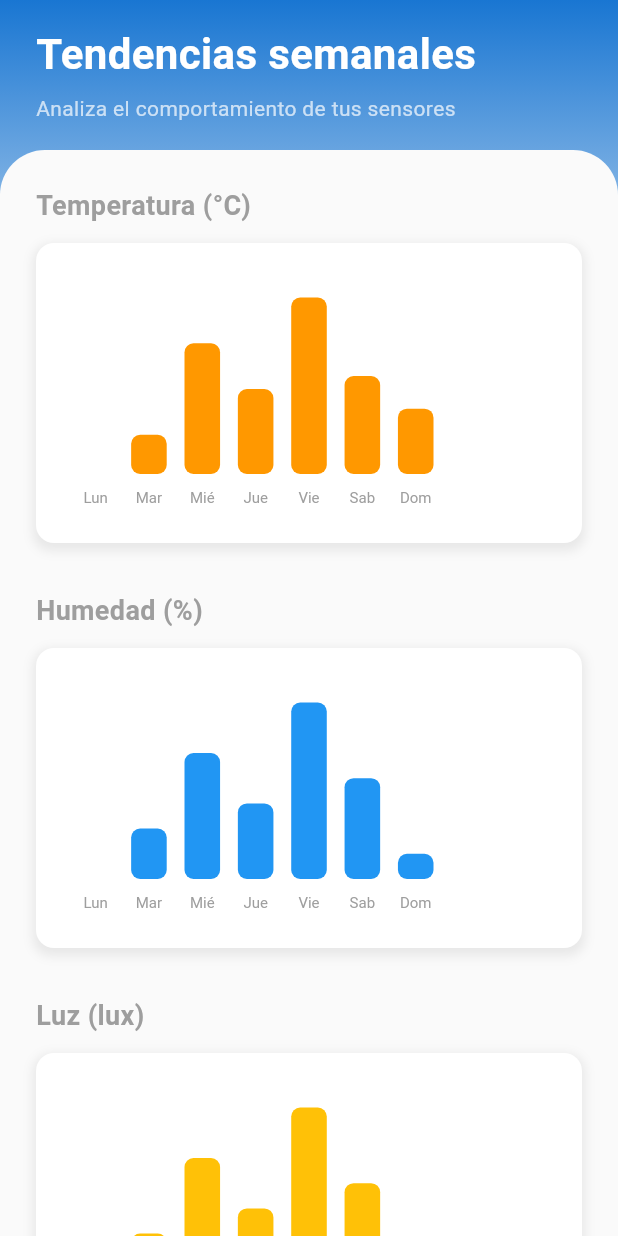
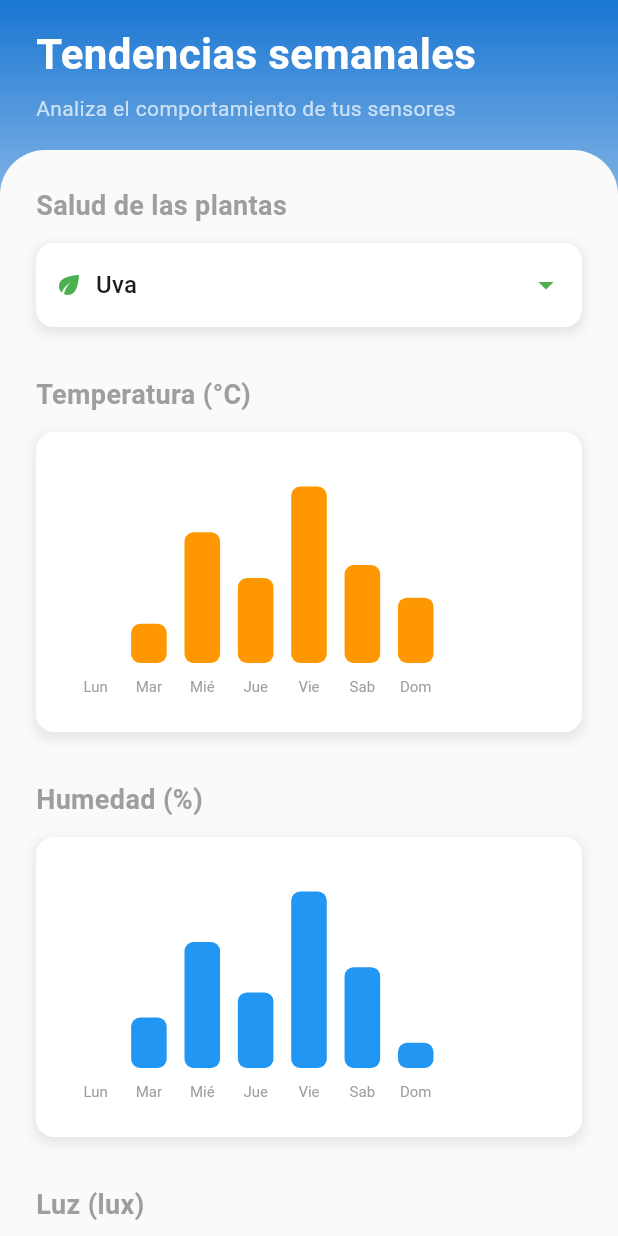
Before and after one commit to KevinMontalvo27/greenhouseapp, a Flutter app: the TrendingScreen screen opened directly, on a phone screen of 412 x 824 dp. Run offline on Flutter 3.47's test engine with Material 3 defaults, Android fonts, the phone set to English and light mode, and no system bars; our stand-ins replace image_picker; network calls fail.

Commit message:
Elimine graficas innecesarias

```diff
--- a/lib/presentation/screens/trending_screen.dart
+++ b/lib/presentation/screens/trending_screen.dart
@@ -25,18 +25,18 @@ class _TrendingScreenState extends State<TrendingScreen> {
   List<Map<String, dynamic>> _trendingData = [];
 
   // Configuración de plantas para análisis de salud
+  // NOTA: Esta lista debe ser poblada con datos reales del backend
+  // Ejemplo de integración:
+  // 1. Crear un método en ApiService para obtener la lista de plantas
+  // 2. Llamar ese método en _loadPlantData() y actualizar _plants
+  // 3. El formato esperado es: List<String> con nombres de plantas
   final List<String> _plants = ['Uva', 'Tomate', 'Maíz', 'Papa'];
   String _selectedPlant = 'Uva';
-
-  // Datos de salud de plantas (simulados)
-  // Mapea cada planta a su historial de salud por día
-  late Map<String, List<Map<String, dynamic>>> _plantHealthData;
 
   @override
   void initState() {
     super.initState();
     _scrollController = ScrollController();
-    _generatePlantHealthData();
     // Muestra datos por defecto inmediatamente
     _trendingData = _getDefaultTrendingData();
     // Carga datos reales del historial en segundo plano
@@ -157,24 +157,6 @@ class _TrendingScreenState extends State<TrendingScreen> {
     return trends;
   }
 
-  /// Genera datos simulados de salud de plantas por día
-  ///
-  /// Crea un historial de salud (porcentaje) para cada planta
-  /// durante los 7 días de la semana con valores aleatorios.
-  void _generatePlantHealthData() {
-    final random = Random();
-    _plantHealthData = {
-      for (var plant in _plants)
-        plant: List.generate(
-          7,
-          (index) => {
-            'day': ['Lun', 'Mar', 'Mié', 'Jue', 'Vie', 'Sab', 'Dom'][index],
-            'health': 70.0 + random.nextInt(30) + random.nextDouble(),
-          },
-        ),
-    };
-  }
-
   @override
   void dispose() {
     _scrollController.dispose();
@@ -268,6 +250,10 @@ class _TrendingScreenState extends State<TrendingScreen> {
                         child: Column(
                           crossAxisAlignment: CrossAxisAlignment.start,
                           children: [
+                            // Selector de plantas para análisis de salud
+                            _sectionTitle('Salud de las plantas'),
+                            _buildPlantHealthSection(),
+                            const SizedBox(height: 32),
                             // Gráfica de barras: Temperatura promedio por día
                             _sectionTitle('Temperatura (°C)'),
                             _buildBarChart(
@@ -291,14 +277,6 @@ class _TrendingScreenState extends State<TrendingScreen> {
                               'light',
                               Colors.amber,
                             ),
-                            const SizedBox(height: 32),
-                            // Gráfica de líneas: Comparación temperatura vs humedad
-                            _sectionTitle('Tendencia del clima'),
-                            _buildClimateLineChart(_trendingData),
-                            const SizedBox(height: 32),
-                            // Selector de plantas y gráfica de salud (simulado)
-                            _sectionTitle('Salud de las plantas'),
-                            _buildPlantHealthSection(),
                             const SizedBox(height: 40),
                           ],
                         ),
@@ -363,50 +341,35 @@ class _TrendingScreenState extends State<TrendingScreen> {
     );
   }
 
-  /// Construye una gráfica de líneas para comparar temperatura y humedad
-  ///
-  /// Dibuja dos líneas superpuestas: una roja para temperatura y una azul
-  /// para humedad, permitiendo ver la correlación entre ambas variables.
-  ///
-  /// Parámetros:
-  ///   - data: Lista de mapas con datos de temperatura y humedad por día
-  Widget _buildClimateLineChart(List<Map<String, dynamic>> data) {
-    return Container(
-      height: 200,
-      width: double.infinity,
-      decoration: BoxDecoration(
-        color: Colors.white,
-        borderRadius: BorderRadius.circular(12),
-        boxShadow: [
-          BoxShadow(
-            color: Colors.grey.withValues(alpha: 0.2),
-            spreadRadius: 2,
-            blurRadius: 5,
-            offset: const Offset(0, 3),
-          ),
-        ],
-      ),
-      padding: const EdgeInsets.all(16),
-      child: CustomPaint(painter: ClimateLineChartPainter(data)),
-    );
-  }
-
   /// Construye la sección de salud de plantas
   ///
-  /// Muestra un selector dropdown para elegir entre diferentes plantas
-  /// y una gráfica de líneas con el índice de salud de la planta seleccionada
-  /// durante los últimos 7 días.
+  /// Muestra un selector dropdown para elegir entre diferentes plantas.
   ///
-  /// NOTA: Esta sección usa datos simulados, no del backend
+  /// INTEGRACIÓN CON BACKEND:
+  /// Para conectar con datos reales del backend:
+  /// 1. Crear un método en ApiService:
+  ///    static Future<List<String>> getPlantsList() async {
+  ///      final response = await http.get(Uri.parse('$baseUrl/plants'));
+  ///      // Procesar y retornar lista de nombres de plantas
+  ///    }
+  ///
+  /// 2. Crear un método de carga en este widget:
+  ///    Future<void> _loadPlantData() async {
+  ///      final plantsList = await ApiService.getPlantsList();
+  ///      if (mounted) {
+  ///        setState(() {
+  ///          _plants = plantsList;
+  ///          if (_plants.isNotEmpty) _selectedPlant = _plants[0];
+  ///        });
+  ///      }
+  ///    }
+  ///
+  /// 3. Llamar _loadPlantData() en initState()
+  ///
+  /// NOTA: Actualmente usa datos de ejemplo, reemplazar con datos del backend
   Widget _buildPlantHealthSection() {
-    final plantData = _plantHealthData[_selectedPlant]!;
-
-    return Column(
-      crossAxisAlignment: CrossAxisAlignment.start,
-      children: [
-        // Dropdown para seleccionar tipo de planta
-        Container(
-          padding: const EdgeInsets.symmetric(horizontal: 12),
+    return Container(
+      padding: const EdgeInsets.symmetric(horizontal: 12, vertical: 4),
       decoration: BoxDecoration(
         color: Colors.white,
         borderRadius: BorderRadius.circular(12),
@@ -423,32 +386,23 @@ class _TrendingScreenState extends State<TrendingScreen> {
         value: _selectedPlant,
         isExpanded: true,
         underline: const SizedBox(),
+        icon: const Icon(Icons.arrow_drop_down, color: Colors.green),
         items: _plants
-                .map((p) => DropdownMenuItem(value: p, child: Text(p)))
+            .map(
+              (p) => DropdownMenuItem(
+                value: p,
+                child: Row(
+                  children: [
+                    const Icon(Icons.eco, color: Colors.green, size: 20),
+                    const SizedBox(width: 8),
+                    Text(p, style: const TextStyle(fontSize: 16)),
+                  ],
+                ),
+              ),
+            )
             .toList(),
         onChanged: (value) => setState(() => _selectedPlant = value!),
       ),
-        ),
-        const SizedBox(height: 16),
-        // Gráfica de salud de la planta seleccionada
-        Container(
-          height: 200,
-          decoration: BoxDecoration(
-            color: Colors.white,
-            borderRadius: BorderRadius.circular(12),
-            boxShadow: [
-              BoxShadow(
-                color: Colors.grey.withValues(alpha: 0.2),
-                spreadRadius: 2,
-                blurRadius: 5,
-                offset: const Offset(0, 3),
-              ),
-            ],
-          ),
-          padding: const EdgeInsets.all(16),
-          child: CustomPaint(painter: PlantHealthChartPainter(plantData)),
-        ),
-      ],
     );
   }
 }
@@ -536,139 +490,3 @@ class BarChartPainter extends CustomPainter {
   @override
   bool shouldRepaint(covariant CustomPainter oldDelegate) => false;
 }
-
-/// Painter para gráfica de líneas dobles (temperatura y humedad)
-///
-/// Dibuja dos líneas superpuestas para comparar la evolución de
-/// temperatura (línea roja) y humedad (línea azul) a lo largo de la semana.
-///
-/// Características:
-/// - Normaliza cada variable independientemente para mejor visualización
-/// - Maneja casos donde no hay variación en los datos
-/// - Usa colores diferenciados para distinguir las variables
-class ClimateLineChartPainter extends CustomPainter {
-  final List<Map<String, dynamic>> data;
-
-  ClimateLineChartPainter(this.data);
-
-  @override
-  void paint(Canvas canvas, Size size) {
-    // Pincel para línea de temperatura (rojo)
-    final tempPaint = Paint()
-      ..color = Colors.red
-      ..strokeWidth = 2
-      ..style = PaintingStyle.stroke;
-
-    // Pincel para línea de humedad (azul)
-    final humPaint = Paint()
-      ..color = Colors.blue
-      ..strokeWidth = 2
-      ..style = PaintingStyle.stroke;
-
-    // Extrae valores de temperatura y humedad
-    final tempValues = data
-        .map((e) => (e['temperature'] as num).toDouble())
-        .toList();
-    final humValues = data
-        .map((e) => (e['humidity'] as num).toDouble())
-        .toList();
-
-    // Calcula rangos para normalización independiente
-    final tMin = tempValues.reduce(min);
-    final tMax = tempValues.reduce(max);
-    final hMin = humValues.reduce(min);
-    final hMax = humValues.reduce(max);
-
-    final tRange = tMax - tMin;
-    final hRange = hMax - hMin;
-
-    // Espaciado horizontal entre puntos
-    final spacing = size.width / (data.length - 1);
-    final tempPath = Path();
-    final humPath = Path();
-
-    // Construye los paths para ambas líneas
-    for (int i = 0; i < data.length; i++) {
-      final t = (data[i]['temperature'] as num).toDouble();
-      final h = (data[i]['humidity'] as num).toDouble();
-      final x = i * spacing;
-
-      // Normaliza posiciones Y (invierte porque el eje Y crece hacia abajo)
-      final yT = tRange > 0
-          ? size.height - ((t - tMin) / tRange) * size.height * 0.8
-          : size.height * 0.5;
-      final yH = hRange > 0
-          ? size.height - ((h - hMin) / hRange) * size.height * 0.8
-          : size.height * 0.5;
-
-      if (i == 0) {
-        tempPath.moveTo(x, yT);
-        humPath.moveTo(x, yH);
-      } else {
-        tempPath.lineTo(x, yT);
-        humPath.lineTo(x, yH);
-      }
-    }
-
-    // Dibuja ambas líneas
-    canvas.drawPath(tempPath, tempPaint);
-    canvas.drawPath(humPath, humPaint);
-  }
-
-  @override
-  bool shouldRepaint(covariant CustomPainter oldDelegate) => false;
-}
-
-/// Painter para gráfica de salud de plantas
-///
-/// Dibuja una línea simple que muestra la evolución del índice de salud
-/// de la planta seleccionada durante la última semana.
-///
-/// NOTA: Esta gráfica usa datos simulados, no datos reales del backend
-class PlantHealthChartPainter extends CustomPainter {
-  final List<Map<String, dynamic>> data;
-
-  PlantHealthChartPainter(this.data);
-
-  @override
-  void paint(Canvas canvas, Size size) {
-    // Pincel para la línea de salud (verde)
-    final paint = Paint()
-      ..color = Colors.green
-      ..strokeWidth = 3
-      ..style = PaintingStyle.stroke;
-
-    final path = Path();
-    final spacing = size.width / (data.length - 1);
-
-    // Extrae valores de salud y calcula rango
-    final healthValues = data
-        .map((e) => (e['health'] as num).toDouble())
-        .toList();
-    final minVal = healthValues.reduce(min);
-    final maxVal = healthValues.reduce(max);
-    final range = maxVal - minVal;
-
-    // Construye el path de la línea
-    for (int i = 0; i < data.length; i++) {
-      final h = (data[i]['health'] as num).toDouble();
-      final x = i * spacing;
-
-      // Normaliza la posición Y
-      final y = range > 0
-          ? size.height - ((h - minVal) / range) * size.height * 0.8
-          : size.height * 0.5;
-
-      if (i == 0) {
-        path.moveTo(x, y);
-      } else {
-        path.lineTo(x, y);
-      }
-    }
-
-    canvas.drawPath(path, paint);
-  }
-
-  @override
-  bool shouldRepaint(covariant CustomPainter oldDelegate) => false;
-}
```
Lines whose indentation alone changed are shown as unchanged.
